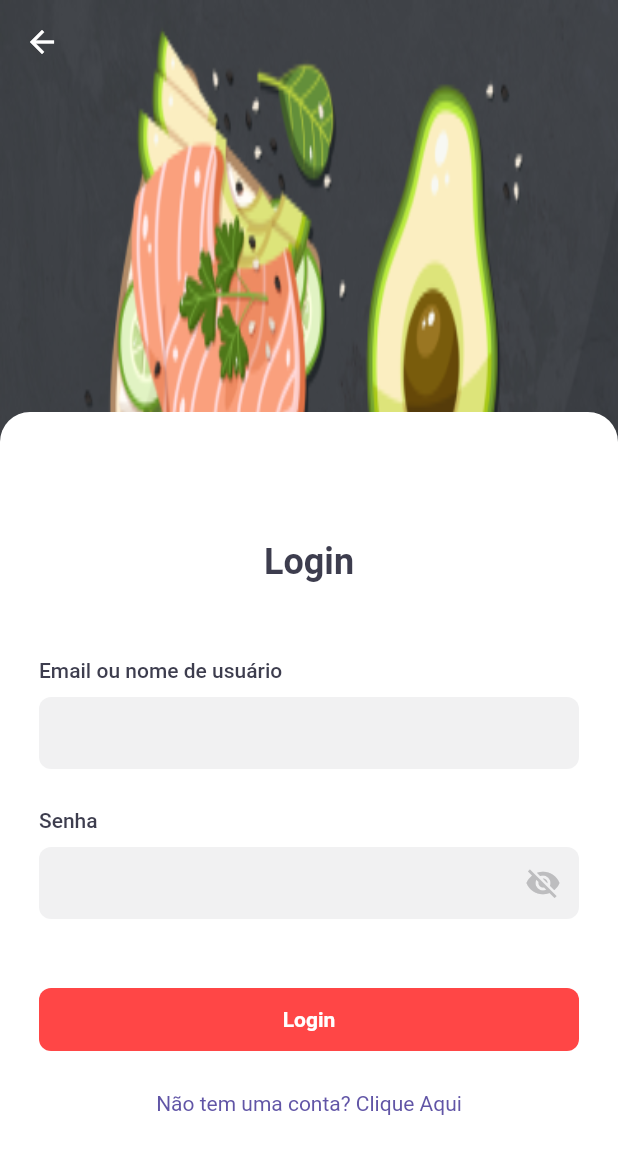
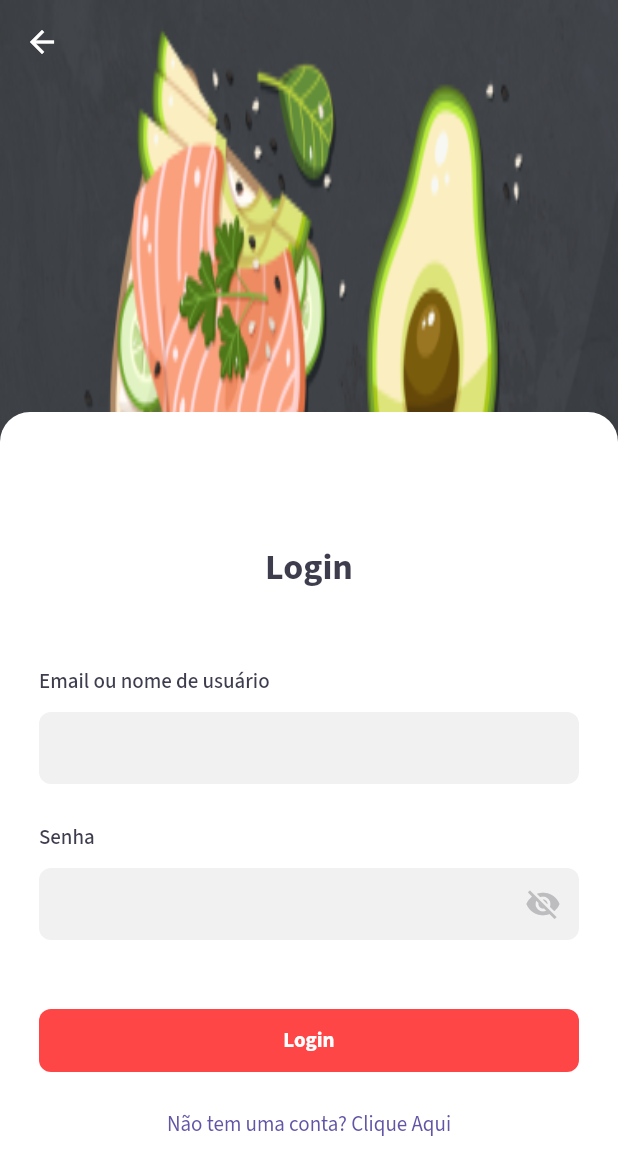
Before and after one commit to antoniokot/flaevr, a Flutter app: the screen it shows after launch, after a tap on "Já tem uma conta? Clique Aqui", on a phone screen of 412 x 824 dp. Shown: the top 1175 px of the screen. Run offline on Flutter 3.47's test engine with Material 2 defaults, Android fonts, the phone set to English and light mode, and no system bars; our stand-ins replace flutter_spinkit, google_fonts; network calls fail.

Commit message:
Custom Font

```diff
--- a/lib/main.dart
+++ b/lib/main.dart
@@ -1,5 +1,6 @@
 import 'package:flutter/material.dart';
 import 'pages/loading.dart';
+import 'package:google_fonts/google_fonts.dart';
 
 void main() {
   runApp(MyApp());
@@ -10,7 +11,9 @@ class MyApp extends StatelessWidget {
   Widget build(BuildContext context) {
     return MaterialApp(
       title: 'Flutter Demo',
-      theme: ThemeData(primaryColor: Color(0xff3d3d4e)),
+      theme: ThemeData(primaryColor: Color(0xff3d3d4e)).copyWith(
+          textTheme:
+              GoogleFonts.sourceSansProTextTheme(Theme.of(context).textTheme)),
       home: LoadingPage(),
     );
   }
--- a/lib/pages/search.dart
+++ b/lib/pages/search.dart
@@ -70,7 +70,7 @@ class SearchState extends State<Search> {
                   height: 200, // card height
                   child: PageView.builder(
                     itemCount: 10,
-                    controller: PageController(viewportFraction: 0.7),
+                    controller: PageController(viewportFraction: 0.92),
                     onPageChanged: (int index) =>
                         setState(() => _index = index),
                     itemBuilder: (_, i) {
--- a/pubspec.yaml
+++ b/pubspec.yaml
@@ -22,6 +22,7 @@ environment:
 
 dependencies:
   flutter_spinkit: "^4.1.2"
+  google_fonts: ^2.1.0
   flutter:
     sdk: flutter
 
```
Also changed, not shown: pubspec.lock.
